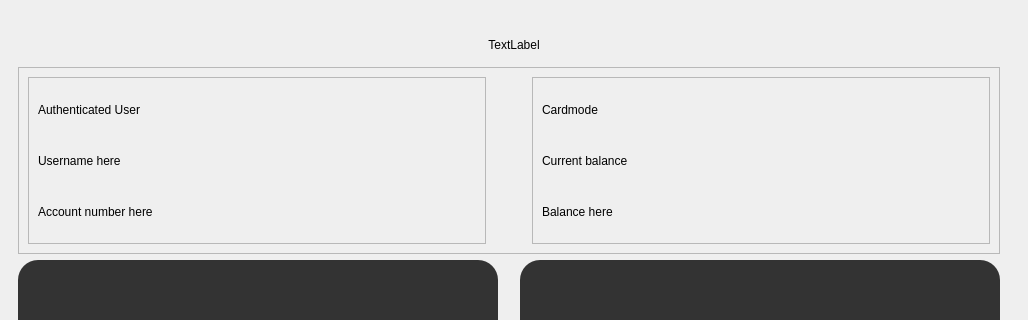
tommiLipponen/Pankki, file frontend/mainwindow.ui: the form before one commit; both pictures show x 0 to 1028 and y 238 to 558 of the 1028 by 927 pixel window.
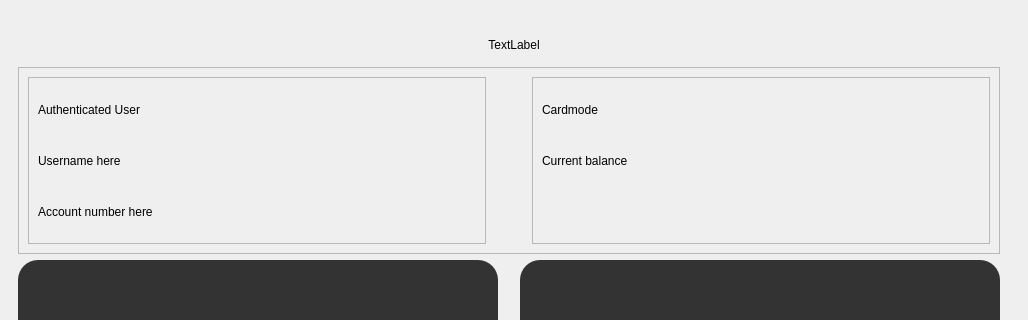
The form after the commit.

The edit to the form file:
```diff
--- a/frontend/mainwindow.ui
+++ b/frontend/mainwindow.ui
@@ -917,14 +917,25 @@
              </property>
              <layout class="QVBoxLayout" name="verticalLayout_4">
               <item>
-               <widget class="QLabel" name="label_7">
-                <property name="text">
-                 <string>Cardmode</string>
-                </property>
-               </widget>
+               <layout class="QHBoxLayout" name="horizontalLayout_3">
+                <item>
+                 <widget class="QLabel" name="label_7">
+                  <property name="text">
+                   <string>Cardmode</string>
+                  </property>
+                 </widget>
+                </item>
+                <item>
+                 <widget class="QLabel" name="cardModeLabel">
+                  <property name="text">
+                   <string/>
+                  </property>
+                 </widget>
+                </item>
+               </layout>
               </item>
               <item>
-               <widget class="QLabel" name="label_8">
+               <widget class="QLabel" name="label_4">
                 <property name="text">
                  <string>Current balance</string>
                 </property>
@@ -933,7 +944,7 @@
               <item>
                <widget class="QLabel" name="label_9">
                 <property name="text">
-                 <string>Balance here</string>
+                 <string/>
                 </property>
                </widget>
               </item>
@@ -973,7 +984,7 @@
                </widget>
               </item>
               <item>
-               <widget class="QLabel" name="label_4">
+               <widget class="QLabel" name="usernameLabel">
                 <property name="text">
                  <string>Username here</string>
                 </property>
```
Left out of the diff: 533 changed lines with no effect on the pictures.
